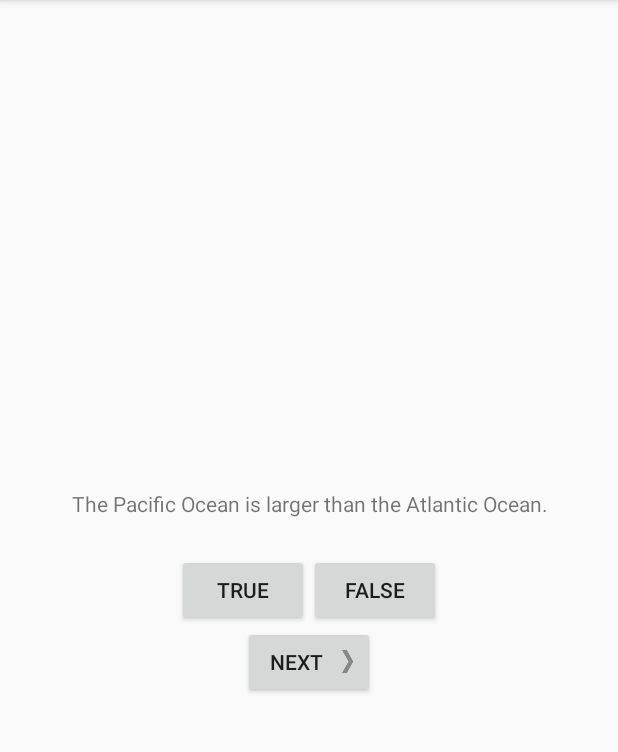
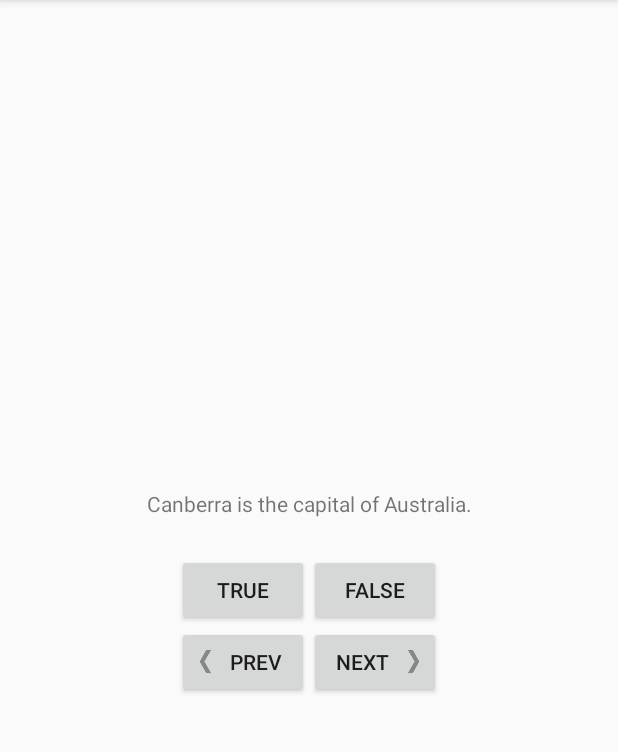
Before and after one commit to nyajallen/GeoQuiz, an Android app: the screen it shows after launch (MainActivity), after a tap on "NEXT", on a phone screen of 412 x 824 dp, the part 84-836 px from its top. Run offline under Robolectric (Android 15) with nearby library versions, the phone set to English and light mode, and no system bars; 3 other taps on this screen came first.

Commit message:
Add prev button

```diff
--- a/app/src/main/java/com/bignerdranch/android/geoquiz/MainActivity.kt
+++ b/app/src/main/java/com/bignerdranch/android/geoquiz/MainActivity.kt
@@ -11,6 +11,7 @@ class MainActivity : AppCompatActivity() {
     private lateinit var trueButton: Button
     private lateinit var falseButton: Button
     private lateinit var nextButton: Button
+    private lateinit var prevButton: Button
     private lateinit var questionTextView: TextView
 
     private val questionBank = listOf(
@@ -31,6 +32,7 @@ class MainActivity : AppCompatActivity() {
         trueButton = findViewById(R.id.true_button)
         falseButton = findViewById(R.id.false_button)
         nextButton = findViewById(R.id.next_button)
+        prevButton = findViewById(R.id.prev_button)
         questionTextView = findViewById(R.id.question_text_view)
 
         trueButton.setOnClickListener { view ->
@@ -43,6 +45,14 @@ class MainActivity : AppCompatActivity() {
 
         nextButton.setOnClickListener {
             currentIndex = (currentIndex + 1) % questionBank.size
+            updateQuestion()
+        }
+
+        prevButton.setOnClickListener {
+            currentIndex = currentIndex - 1
+            if (currentIndex < 0) {
+                currentIndex = questionBank.size - 1
+            }
             updateQuestion()
         }
 
--- a/app/src/main/res/layout/activity_main.xml
+++ b/app/src/main/res/layout/activity_main.xml
@@ -35,12 +35,26 @@
 
     </LinearLayout>
 
-    <Button
-        android:id="@+id/next_button"
+    <LinearLayout
         android:layout_width="wrap_content"
         android:layout_height="wrap_content"
-        android:text="@string/next_button"
-        android:drawableEnd="@drawable/arrow_right"
-        android:drawablePadding="4dp"/>
+        android:orientation="horizontal">
 
+        <Button
+            android:id="@+id/prev_button"
+            android:layout_width="wrap_content"
+            android:layout_height="wrap_content"
+            android:text="@string/prev_button"
+            android:drawableStart="@drawable/arrow_left"
+            android:drawablePadding="4dp"/>
+
+        <Button
+            android:id="@+id/next_button"
+            android:layout_width="wrap_content"
+            android:layout_height="wrap_content"
+            android:text="@string/next_button"
+            android:drawableEnd="@drawable/arrow_right"
+            android:drawablePadding="4dp"/>
+
+    </LinearLayout>
 </LinearLayout>
--- a/app/src/main/res/values/strings.xml
+++ b/app/src/main/res/values/strings.xml
@@ -11,4 +11,5 @@
     <string name="question_africa">The source of the Nile River is in Egypt.</string>
     <string name="question_americas">The Amazon River is the longest river in the Americas.</string>
     <string name="question_asia">Lake Baikal is the world\'s oldest and deepest freshwater lake.</string>
+    <string name="prev_button">Prev</string>
 </resources>
```
